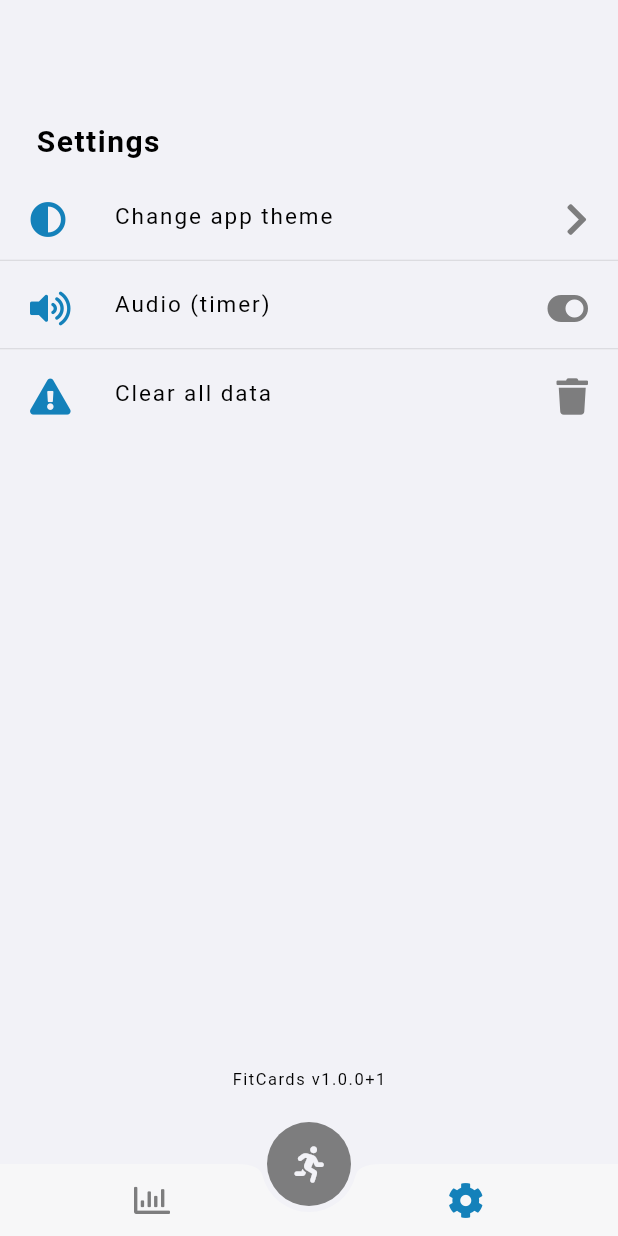
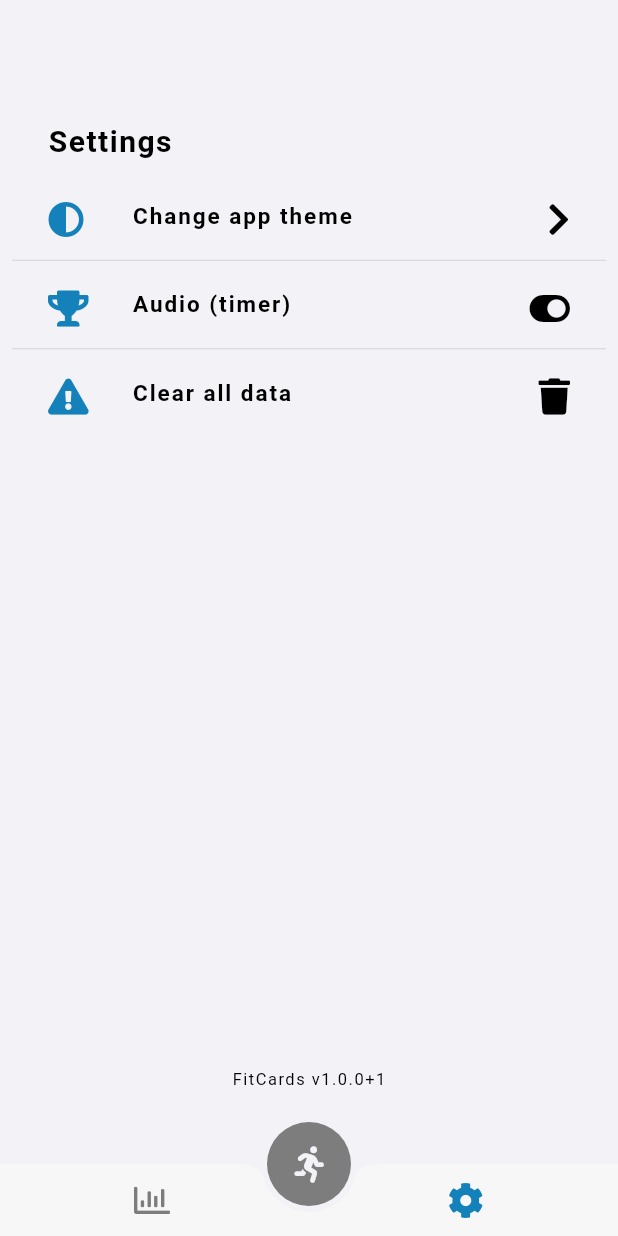
Before and after one commit to djock/fit-cards, a Flutter app: the AppScreen screen opened directly, after a tap on an icon or button, on a phone screen of 412 x 824 dp. Run offline on Flutter 3.47's test engine with Material 2 defaults, Android fonts, the phone set to English and light mode, and no system bars; our stand-ins replace assets_audio_player, confetti, firebase_analytics, firebase_auth, firebase_core, firebase_database and 8 more; missing offline and left inert: flutter_statusbarcolor; accounts and stored records are empty; generated files the repository leaves out were written again; network calls fail; statements that could not run were skipped.

Commit message:
Bug fixes

```diff
--- a/lib/handlers/app_state.dart
+++ b/lib/handlers/app_state.dart
@@ -32,8 +32,6 @@ class AppState {
 
   static bool isNightMode = false;
 
-  static WorkoutSettingsModel hiitSettings =
-      new WorkoutSettingsModel(8, 10, 20, true, 0);
-  static WorkoutSettingsModel tabataSettings =
-      new WorkoutSettingsModel(8, 10, 20, true, 0);
+  static WorkoutSettingsModel hiitSettings;
+  static WorkoutSettingsModel tabataSettings;
 }
--- a/lib/handlers/workout_controller.dart
+++ b/lib/handlers/workout_controller.dart
@@ -47,7 +47,7 @@ class WorkoutController {
       this.schemes, this.updateScreen);
 
   factory WorkoutController.initHiit(Function callback) {
-    return new WorkoutController(workoutType.hiit, AppState.tabataSettings,
+    return new WorkoutController(workoutType.hiit, AppState.hiitSettings,
         workoutState.idle, AppState.exercises, AppState.schemes, callback);
   }
 
--- a/lib/screens/home_screen.dart
+++ b/lib/screens/home_screen.dart
@@ -5,6 +5,7 @@ import 'package:fitcards/screens/stats_screen.dart';
 import 'package:fitcards/screens/workout_screens/workouts_log_screen.dart';
 import 'package:fitcards/utilities/app_colors.dart';
 import 'package:fitcards/utilities/app_localizations.dart';
+import 'package:fitcards/widgets/action_list_item.dart';
 import 'package:fitcards/widgets/custom_app_bar.dart';
 import 'package:fitcards/widgets/safe_screen.dart';
 import 'package:flutter/material.dart';
@@ -101,7 +102,7 @@ class _HomeScreenState extends State<HomeScreen> {
 
   Widget _buildButtons() {
     return Padding(
-      padding: const EdgeInsets.all(8.0),
+      padding: const EdgeInsets.symmetric(vertical: 8.0),
       child: Column(
         mainAxisAlignment: MainAxisAlignment.center,
         crossAxisAlignment: CrossAxisAlignment.center,
@@ -109,59 +110,35 @@ class _HomeScreenState extends State<HomeScreen> {
           SizedBox(
             height: 20,
           ),
-          _buildSectionListItem(AppLocalizations.workoutsLog,
-              FontAwesomeIcons.calendarAlt, FontAwesomeIcons.chevronRight, () {
+          IconListItem(
+              text: AppLocalizations.workoutsLog,
+              leftIcon: FontAwesomeIcons.calendarAlt,
+              rightIcon: FontAwesomeIcons.chevronRight,
+              function: () {
                 Get.to(() => WorkoutsLogScreen());
               }),
           SizedBox(
             height: 20,
           ),
-          _buildSectionListItem(AppLocalizations.leaderBoard,
-              FontAwesomeIcons.trophy, FontAwesomeIcons.chevronRight, () {
+          IconListItem(
+              text: AppLocalizations.leaderBoard,
+              leftIcon: FontAwesomeIcons.trophy,
+              rightIcon: FontAwesomeIcons.chevronRight,
+              function: () {
                 Get.to(() => LeaderBoardScreen());
               }),
           SizedBox(
             height: 20,
           ),
-          _buildSectionListItem(AppLocalizations.statistics,
-              FontAwesomeIcons.trophy, FontAwesomeIcons.chevronRight, () {
+          IconListItem(
+              text: AppLocalizations.statistics,
+              leftIcon: FontAwesomeIcons.chartBar,
+              rightIcon: FontAwesomeIcons.chevronRight,
+              function: () {
                 Get.to(() => StatsScreen());
               }),
         ],
       ),
     );
   }
-
-  Widget _buildSectionListItem(
-      String text, IconData leftIcon, IconData rightIcon, Function function) {
-    return Container(
-      color: Theme.of(Get.context).canvasColor,
-      child: ListTile(
-        onTap: () {
-          if (function != null) {
-            function();
 }
-        },
-//        contentPadding: EdgeInsets.only(left: 16, right: 16),
-        title: Text(
-          text,
-          style: AppTheme.customAccentText(FontWeight.bold, 16),
-        ),
-        leading: _buildIcon(leftIcon, Theme.of(Get.context).accentColor),
-        trailing: rightIcon != null
-            ? _buildIcon(rightIcon, AppColors.inactiveButtonGrey)
-            : SizedBox(),
-      ),
-    );
-  }
-
-  Widget _buildIcon(IconData icon, Color color) {
-    return Padding(
-      padding: EdgeInsets.only(top: 5),
-      child: FaIcon(
-        icon,
-        color: color,
-      ),
-    );
-  }
-}
--- a/lib/screens/settings_screen.dart
+++ b/lib/screens/settings_screen.dart
@@ -5,6 +5,7 @@ import 'package:fitcards/handlers/user_preferences_handler.dart';
 import 'package:fitcards/screens/settings_theme_screen.dart';
 import 'package:fitcards/utilities/app_colors.dart';
 import 'package:fitcards/utilities/app_localizations.dart';
+import 'package:fitcards/widgets/action_list_item.dart';
 import 'package:fitcards/widgets/custom_app_bar.dart';
 import 'package:fitcards/widgets/general_modal.dart';
 import 'package:fitcards/widgets/safe_screen.dart';
@@ -30,7 +31,7 @@ class _SettingsScreenState extends State<SettingsScreen> {
       body: Stack(
         children: [
           Padding(
-            padding: const EdgeInsets.only(bottom: 48),
+            padding: const EdgeInsets.only(bottom: 48, left: 8, right: 8), // EdgeInsets.symmetric(vertical: 8.0)
             child: Container(
                 width: MediaQuery.of(context).size.width,
                 height: MediaQuery.of(context).size.height,
@@ -56,8 +57,11 @@ class _SettingsScreenState extends State<SettingsScreen> {
 //                              });
 //                            });
 //                          }),
-                          _buildSectionListItem(AppLocalizations.appTheme,
-                              FontAwesomeIcons.adjust, FontAwesomeIcons.chevronRight, () {
+                          IconListItem(
+                              text: AppLocalizations.appTheme,
+                              leftIcon: FontAwesomeIcons.adjust,
+                              rightIcon: FontAwesomeIcons.chevronRight,
+                              function: () {
                                 Get.to(() => SettingsThemeScreen()).then((value) {
                                   widget.callback();
                                   setState(() {});
@@ -66,12 +70,13 @@ class _SettingsScreenState extends State<SettingsScreen> {
                           Divider(
                             height: 3,
                           ),
-                          _buildSectionListItem(
-                              AppLocalizations.audio,
-                              FontAwesomeIcons.volumeUp,
-                              AppState.audioEnabled
+                          IconListItem(
+                              text: AppLocalizations.audio,
+                              leftIcon: FontAwesomeIcons.trophy,
+                              rightIcon: AppState.audioEnabled
                                   ? FontAwesomeIcons.toggleOn
-                                  : FontAwesomeIcons.toggleOff, () {
+                                  : FontAwesomeIcons.toggleOff,
+                              function: () {
                                 setState(() {
                                   UserPreferencesHandler.saveAudioEnabled(
                                       !AppState.audioEnabled);
@@ -80,10 +85,11 @@ class _SettingsScreenState extends State<SettingsScreen> {
                           Divider(
                             height: 3,
                           ),
-                          _buildSectionListItem(
-                              AppLocalizations.clearAllData,
-                              FontAwesomeIcons.exclamationTriangle,
-                              FontAwesomeIcons.trash, () {
+                          IconListItem(
+                              text: AppLocalizations.clearAllData,
+                              leftIcon: FontAwesomeIcons.exclamationTriangle,
+                              rightIcon: FontAwesomeIcons.trash,
+                              function: () {
                                 _clearAllData();
                               }),
                         ],
@@ -113,39 +119,6 @@ class _SettingsScreenState extends State<SettingsScreen> {
                     fontSize: 20,
                     letterSpacing: 1,
                     fontWeight: FontWeight.bold))));
-  }
-
-  Widget _buildSectionListItem(
-      String text, IconData leftIcon, IconData rightIcon, Function function) {
-    return Container(
-      color: Theme.of(Get.context).canvasColor,
-      child: ListTile(
-        onTap: () {
-          if (function != null) {
-            function();
-          }
-        },
-        contentPadding: EdgeInsets.only(left: 20, right: 20),
-        title: Text(
-          text,
-          style: AppTheme.textAccentNormal15(),
-        ),
-        leading: _buildIcon(leftIcon, Theme.of(Get.context).accentColor),
-        trailing: rightIcon != null
-            ? _buildIcon(rightIcon, AppColors.inactiveButtonGrey)
-            : SizedBox(),
-      ),
-    );
-  }
-
-  Widget _buildIcon(IconData icon, Color color) {
-    return Padding(
-      padding: EdgeInsets.only(top: 5),
-      child: FaIcon(
-        icon,
-        color: color,
-      ),
-    );
   }
 
   Widget _buildAppInfo() {
--- a/lib/screens/workout_screens/workout_hiit_screen.dart
+++ b/lib/screens/workout_screens/workout_hiit_screen.dart
@@ -186,8 +186,6 @@ class _WorkoutHiitScreenState extends State<WorkoutHiitScreen>
     otherController.cancelCallback = true;
     otherController.triggerLeft();
 
-    debugPrint('rest');
-
     _workoutController.startRest(_exerciseController.index);
     _buildCountDownTimer();
   }
@@ -207,7 +205,9 @@ class _WorkoutHiitScreenState extends State<WorkoutHiitScreen>
               workoutController: _workoutController,
             ),
           );
-        });
+        }).then((value) {
+          setState(() { });
+    });
   }
 
   void _buildCountDownTimer() {
--- /dev/null
+++ b/lib/widgets/action_list_item.dart
@@ -0,0 +1,49 @@
+import 'package:fitcards/handlers/app_theme.dart';
+import 'package:flutter/cupertino.dart';
+import 'package:flutter/material.dart';
+import 'package:font_awesome_flutter/font_awesome_flutter.dart';
+import 'package:get/get.dart';
+
+class IconListItem extends StatelessWidget {
+  final String text;
+  final IconData leftIcon;
+  final IconData rightIcon;
+  final Function function;
+
+  const IconListItem({Key key, this.text, this.leftIcon, this.rightIcon, this.function}) : super(key: key);
+
+  @override
+  Widget build(BuildContext context) {
+    return Container(
+      color: Theme.of(Get.context).canvasColor, // AppTheme.widgetBackground(),
+      child: ListTile(
+        onTap: () {
+          if (function != null) {
+            function();
+          }
+        },
+        contentPadding: EdgeInsets.only(left: 24, right: 24),
+        title: Text(
+          text,
+          style: AppTheme.textAccentBold15(), // AppTheme.textAccentNormal15(),
+        ),
+        leading: leftIcon != null
+            ? _buildIcon(leftIcon, Theme.of(Get.context).accentColor)
+            : SizedBox(),
+        trailing: rightIcon != null
+            ? _buildIcon(rightIcon, AppTheme.dynamicColor())
+            : SizedBox(),
+      ),
+    );
+  }
+
+  Widget _buildIcon(IconData icon, Color color) {
+    return Padding(
+      padding: EdgeInsets.only(top: 5),
+      child: FaIcon(
+        icon,
+        color: color,
+      ),
+    );
+  }
+}
--- a/lib/widgets/general_modal.dart
+++ b/lib/widgets/general_modal.dart
@@ -1,3 +1,4 @@
+import 'package:fitcards/handlers/app_theme.dart';
 import 'package:fitcards/utilities/app_localizations.dart';
 import 'package:flutter/material.dart';
 import 'package:get/get.dart';
@@ -38,7 +39,7 @@ class GeneralModal extends StatelessWidget {
         Container(
           padding: EdgeInsets.all(16),
           decoration: new BoxDecoration(
-            color: Theme.of(Get.context).canvasColor,
+            color: AppTheme.widgetBackground(),
             shape: BoxShape.rectangle,
             borderRadius: BorderRadius.circular(8),
             boxShadow: [
@@ -70,7 +71,8 @@ class GeneralModal extends StatelessWidget {
               Text(
                 subTitle,
                 style: TextStyle(
-                    fontSize: 16.0, color: Theme.of(Get.context).accentColor),
+                    fontSize: 16.0, color: AppTheme.dynamicColor()
+                ),
                 textAlign: TextAlign.center,
               ),
               SizedBox(height: 3.0),
```
Also changed, not shown: lib/handlers/app_state_handler.dart (+10 -0 lines), lib/handlers/hive_handler.dart (+5 -4 lines), lib/screens/settings_theme_screen.dart (+12 -45 lines), lib/screens/stats_screen.dart (+15 -41 lines), lib/widgets/customize_workout_modal.dart (+7 -3 lines), lib/widgets/fit_card.dart (+8 -6 lines). Lines whose indentation alone changed are shown as unchanged.
